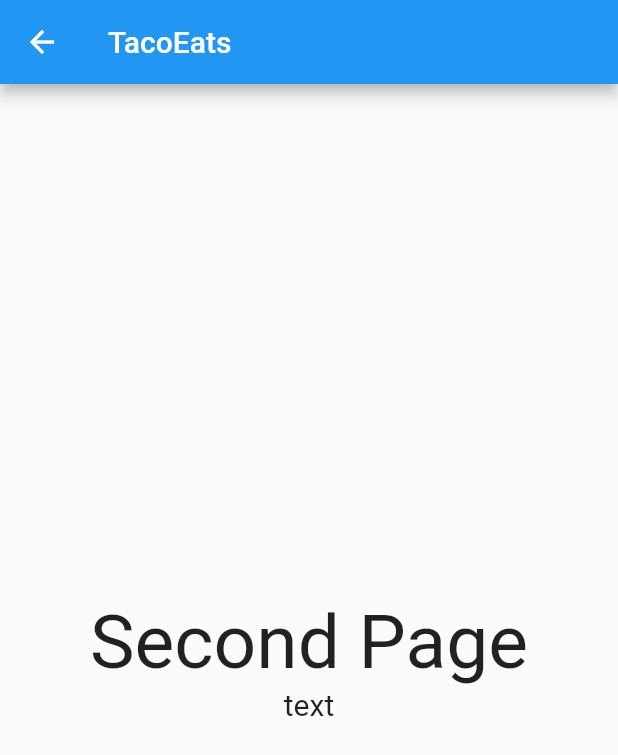
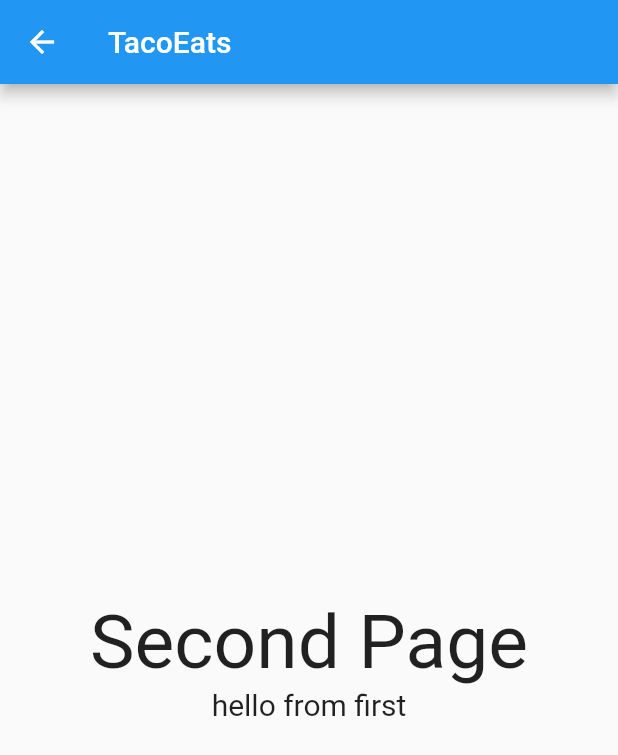
Before and after one commit to JakeSiewJK64/tacoeats, a Flutter app: the screen it shows after launch, after a tap on "Go to Second", on a phone screen of 412 x 824 dp. Shown: the top 755 px of the screen. Run offline on Flutter 3.47's test engine with Material 2 defaults, Android fonts, the phone set to English and light mode, and no system bars.

Commit message:
updated flutter navigation

```diff
--- a/lib/FirstPage/FirstPage.dart
+++ b/lib/FirstPage/FirstPage.dart
@@ -1,5 +1,4 @@
 import 'package:flutter/material.dart';
-import '../SecondPage/SecondPage.dart';
 
 class FirstPage extends StatelessWidget {
   @override
@@ -18,10 +17,8 @@ class FirstPage extends StatelessWidget {
             ),
             ElevatedButton(
                 onPressed: () => {
-                      Navigator.of(context).push(
-                        MaterialPageRoute(
-                            builder: (context) => (SecondPage(data: 'text'))),
-                      ),
+                      Navigator.of(context)
+                          .pushNamed('/second', arguments: 'hello from first'),
                     },
                 child: const Text('Go to Second')),
           ],
--- a/lib/SecondPage/SecondPage.dart
+++ b/lib/SecondPage/SecondPage.dart
@@ -16,8 +16,8 @@ class SecondPage extends StatelessWidget {
         child: Column(
           mainAxisSize: MainAxisSize.min,
           children: <Widget>[
-            Text('Second Page', style: TextStyle(fontSize: 50)),
-            Text(data, style: TextStyle(fontSize: 20)),
+            const Text('Second Page', style: TextStyle(fontSize: 50)),
+            Text(data, style: const TextStyle(fontSize: 20)),
           ],
         ),
       ),
--- /dev/null
+++ b/lib/Utilities/RouteGenerator.dart
@@ -0,0 +1,31 @@
+import 'package:flutter/material.dart';
+import 'package:tacoeats/FirstPage/FirstPage.dart';
+import 'package:tacoeats/SecondPage/SecondPage.dart';
+
+class RouteGenerator {
+  static Route<dynamic> generateRoute(RouteSettings settings) {
+    final args = settings.arguments;
+    switch (settings.name) {
+      case '/':
+        return MaterialPageRoute(builder: (_) => FirstPage());
+      case '/second':
+        if (args is String) {
+          return MaterialPageRoute(builder: (_) => SecondPage(data: args));
+        }
+        return _errorRoute();
+      default:
+        return _errorRoute();
+    }
+  }
+
+  static Route<dynamic> _errorRoute() {
+    return MaterialPageRoute(builder: (_) {
+      return Scaffold(
+        appBar: AppBar(title: const Text('Error')),
+        body: const Center(
+          child: Text('Error'),
+        ),
+      );
+    });
+  }
+}
--- a/lib/main.dart
+++ b/lib/main.dart
@@ -1,6 +1,5 @@
 import 'package:flutter/material.dart';
-import 'package:tacoeats/FirstPage/FirstPage.dart';
-import 'package:tacoeats/Login/login.dart';
+import 'package:tacoeats/Utilities/RouteGenerator.dart';
 
 void main() => runApp(MyApp());
 
@@ -8,10 +7,12 @@ class MyApp extends StatelessWidget {
   @override
   Widget build(BuildContext context) {
     return MaterialApp(
-        title: "TacoEats",
-        theme: ThemeData(
-          primarySwatch: Colors.blue,
-        ),
-        home: FirstPage());
+      title: "TacoEats",
+      theme: ThemeData(
+        primarySwatch: Colors.blue,
+      ),
+      initialRoute: '/',
+      onGenerateRoute: RouteGenerator.generateRoute,
+    );
   }
 }
```
